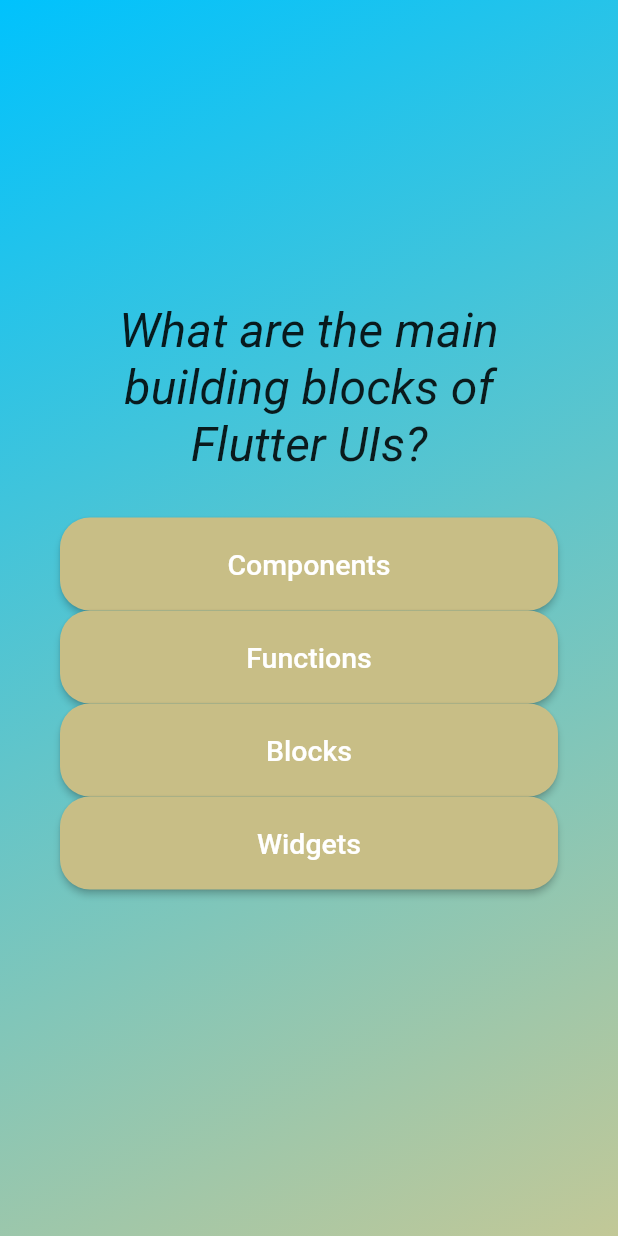
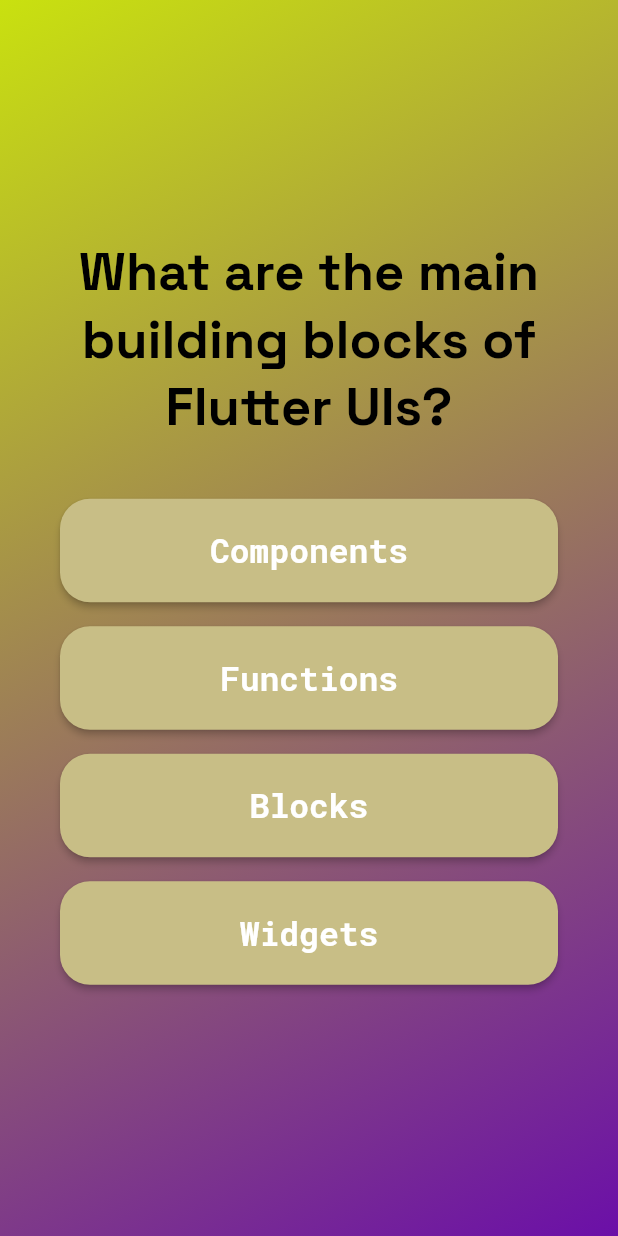
Before and after one commit to adysinghh/flutter_quiz, a Flutter app: the screen it shows after launch, after a tap on "Start Quiz", on a phone screen of 412 x 824 dp. Run offline on Flutter 3.47's test engine with Material 2 defaults, Android fonts, the phone set to English and light mode, and no system bars; our stand-ins replace google_fonts.

Commit message:
final_Version

```diff
--- a/lib/answer_button.dart
+++ b/lib/answer_button.dart
@@ -1,4 +1,5 @@
 import 'package:flutter/material.dart';
+import 'package:google_fonts/google_fonts.dart';
 
 class AnswerButton extends StatelessWidget {
   const AnswerButton({
@@ -11,18 +12,27 @@ class AnswerButton extends StatelessWidget {
 
   @override
   Widget build(BuildContext context) {
-    return ElevatedButton(
-      style: ElevatedButton.styleFrom(
+    return Padding(
+      padding: const EdgeInsets.symmetric(
+          vertical: 8.0), // Adjust the vertical spacing as needed
+      child: ElevatedButton(
+        style: ElevatedButton.styleFrom(
           shape:
               RoundedRectangleBorder(borderRadius: BorderRadius.circular(20)),
           minimumSize: const Size(500, 62),
           padding: const EdgeInsets.all(20),
           backgroundColor: const Color.fromRGBO(200, 190, 134, 1),
-          foregroundColor: Colors.white),
-      onPressed: onTap,
-      child: Text(
-        answerText,
-        style: const TextStyle(fontSize: 19),
+          foregroundColor: Colors.white,
+        ),
+        onPressed: onTap,
+        child: Text(
+          answerText,
+          style: GoogleFonts.robotoMono(
+            color: Colors.white,
+            fontSize: 22,
+            fontWeight: FontWeight.bold,
+          ),
+        ),
       ),
     );
   }
--- a/lib/question_screen.dart
+++ b/lib/question_screen.dart
@@ -1,53 +1,65 @@
 import 'package:flutter/material.dart';
+import 'package:google_fonts/google_fonts.dart';
+
 import 'package:flutter_quiz/answer_button.dart';
 import 'package:flutter_quiz/data/questions.dart';
 
 class QuestionsScreen extends StatefulWidget {
-  const QuestionsScreen({super.key});
+  const QuestionsScreen({
+    super.key,
+    required this.onSelectAnswer,
+  });
+
+  final void Function(String answer) onSelectAnswer;
 
   @override
   State<QuestionsScreen> createState() {
-    return _QuestionsScreen();
+    return _QuestionsScreenState();
   }
 }
 
-class _QuestionsScreen extends State<QuestionsScreen> {
-  var curerrentQindex = 0;
-  void anserQuestion() {
-    //curerrentQindex = curerrentQindex + 1;
-    //curerrentQindex += 1;
+class _QuestionsScreenState extends State<QuestionsScreen> {
+  var currentQuestionIndex = 0;
+
+  void answerQuestion(String selectedAnswer) {
+    widget.onSelectAnswer(selectedAnswer);
+    // currentQuestionIndex = currentQuestionIndex + 1;
+    // currentQuestionIndex += 1;
     setState(() {
-      curerrentQindex++;
+      currentQuestionIndex++; // increments the value by 1
     });
   }
 
   @override
-  Widget build(BuildContext context) {
-    final CurrenQuestion = questions[curerrentQindex];
+  Widget build(context) {
+    final currentQuestion = questions[currentQuestionIndex];
+
     return SizedBox(
       width: double.infinity,
-      child: Padding(
-        padding: const EdgeInsets.all(40.0),
+      child: Container(
+        margin: const EdgeInsets.all(40),
         child: Column(
           mainAxisAlignment: MainAxisAlignment.center,
           crossAxisAlignment: CrossAxisAlignment.stretch,
           children: [
             Text(
-              CurrenQuestion.text,
-              style: const TextStyle(
-                fontSize: 32,
-                fontStyle: FontStyle.italic,
+              currentQuestion.text,
+              style: GoogleFonts.spaceGrotesk(
+                color: Color.fromARGB(255, 0, 0, 0),
+                fontSize: 35,
+                fontWeight: FontWeight.bold,
               ),
               textAlign: TextAlign.center,
             ),
             const SizedBox(height: 30),
-            ...CurrenQuestion.getShuffeledAnswers().map((answerno) {
+            ...currentQuestion.getShuffeledAnswers().map((answer) {
               return AnswerButton(
-                answerText: answerno,
-                onTap: anserQuestion,
+                answerText: answer,
+                onTap: () {
+                  answerQuestion(answer);
+                },
               );
-            }),
-            const SizedBox(height: 30),
+            })
           ],
         ),
       ),
--- a/lib/quiz.dart
+++ b/lib/quiz.dart
@@ -1,30 +1,61 @@
 import 'package:flutter/material.dart';
+
+import 'package:flutter_quiz/start_screen.dart';
 import 'package:flutter_quiz/question_screen.dart';
-import 'package:flutter_quiz/start_screen.dart';
+import 'package:flutter_quiz/data/questions.dart';
+import 'package:flutter_quiz/result_list.dart';
 
 class Quiz extends StatefulWidget {
   const Quiz({super.key});
 
   @override
   State<Quiz> createState() {
-    return _Quiz();
+    return _QuizState();
   }
 }
 
-class _Quiz extends State<Quiz> {
+class _QuizState extends State<Quiz> {
+  List<String> selectedAnswers = [];
   var activeScreen = 'start-screen';
 
   void switchScreen() {
     setState(() {
-      activeScreen = 'question-screen';
+      activeScreen = 'questions-screen';
+    });
+  }
+
+  void chooseAnswer(String answer) {
+    selectedAnswers.add(answer);
+
+    if (selectedAnswers.length == questions.length) {
+      setState(() {
+        activeScreen = 'results-screen';
+      });
+    }
+  }
+
+  void restartQuiz() {
+    setState(() {
+      selectedAnswers = [];
+      activeScreen = 'questions-screen';
     });
   }
 
   @override
   Widget build(context) {
     Widget screenWidget = StartScreen(switchScreen);
-    if(activeScreen=='question-screen'){
-    screenWidget = const QuestionsScreen();
+
+    if (activeScreen == 'questions-screen') {
+      screenWidget = QuestionsScreen(
+        onSelectAnswer: chooseAnswer,
+      );
+    }
+
+    if (activeScreen == 'results-screen') {
+      screenWidget = ResultsScreen(
+        chosenAnswers: selectedAnswers,
+        onRestart: restartQuiz,
+      );
     }
 
     return MaterialApp(
@@ -33,8 +64,8 @@ class _Quiz extends State<Quiz> {
           decoration: const BoxDecoration(
             gradient: LinearGradient(
               colors: [
-                Color.fromARGB(255, 0, 194, 253),
-                Color.fromARGB(255, 194, 200, 151)
+                Color.fromARGB(255, 201, 225, 15),
+                Color.fromARGB(255, 107, 15, 168),
               ],
               begin: Alignment.topLeft,
               end: Alignment.bottomRight,
--- a/pubspec.yaml
+++ b/pubspec.yaml
@@ -35,6 +35,7 @@ dependencies:
   # The following adds the Cupertino Icons font to your application.
   # Use with the CupertinoIcons class for iOS style icons.
   cupertino_icons: ^1.0.2
+  google_fonts: ^5.1.0
 
 dev_dependencies:
   flutter_test:
```
Also changed, not shown: lib/question_summar.dart (added, +45 -0 lines), lib/questions_summary/question_identifier.dart (added, +35 -0 lines), lib/questions_summary/questions_summary.dart (added, +25 -0 lines), lib/questions_summary/summary_item.dart (added, +59 -0 lines), lib/result_list.dart (added, +78 -0 lines), pubspec.lock, 1 other file.
